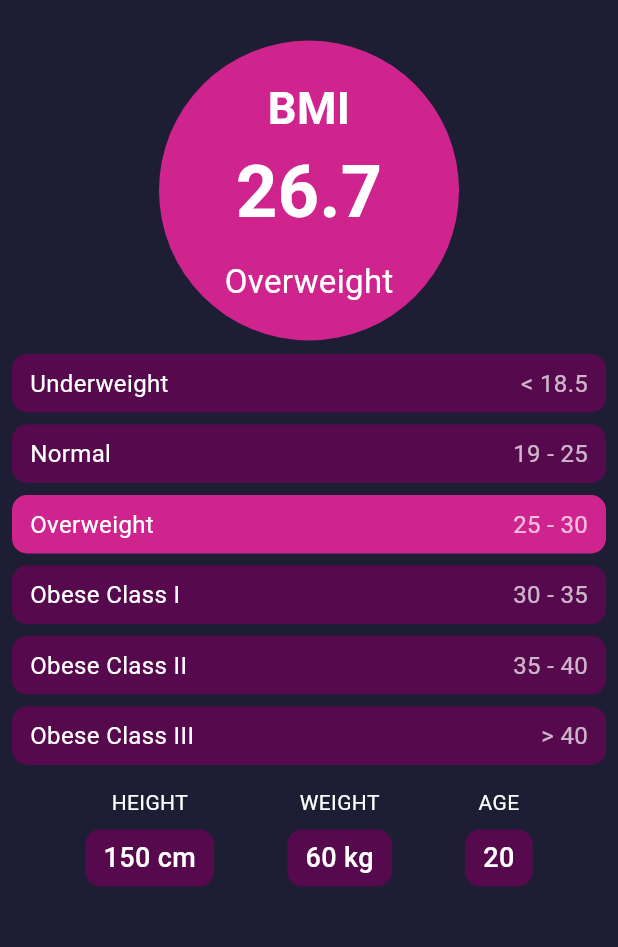
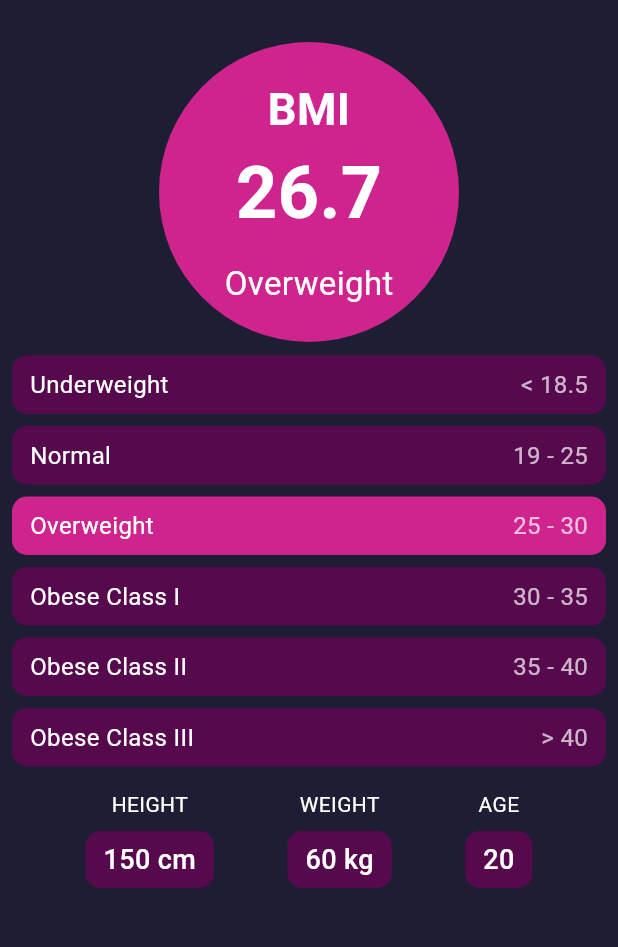
Before and after one commit to Rofidafahd/Task-4, a Flutter app: the screen it shows after launch, after a tap on "Calculate", on a phone screen of 412 x 824 dp, the part 63-1010 px from its top. Run offline on Flutter 3.47's test engine with Material 3 defaults, Android fonts, the phone set to English and light mode, and no system bars.

Commit message:
edit Screen2

```diff
--- a/lib/Screens/Screen2.dart
+++ b/lib/Screens/Screen2.dart
@@ -34,7 +34,7 @@ class Screen2 extends StatelessWidget {
           child: Column(
             crossAxisAlignment: CrossAxisAlignment.stretch,
             children: [
-              SizedBox(height: 5),
+              SizedBox(height: 6),
               // Circle BMI Display
               Container(
                 height: 200,
@@ -114,7 +114,7 @@ class Screen2 extends StatelessWidget {
               SizedBox(height: 5),
               // User Info Row
               Padding(
-                padding:EdgeInsets.symmetric(vertical: 8),
+                padding: EdgeInsets.symmetric(vertical: 8),
                 child: Row(
                   mainAxisAlignment: MainAxisAlignment.spaceEvenly,
                   children: [
```
